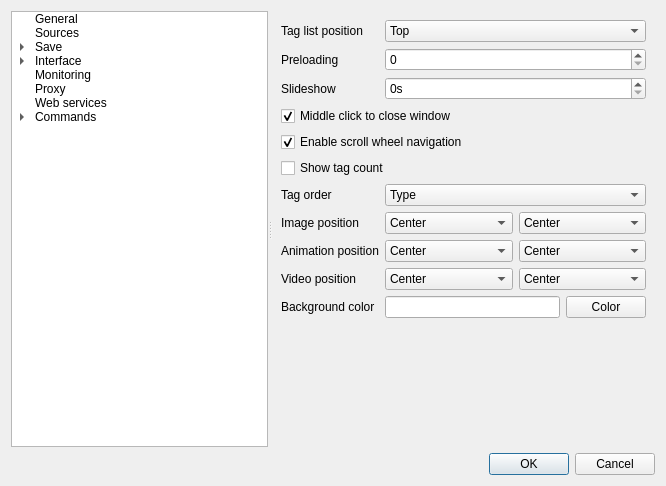
Qt form gui/src/settings/optionswindow.ui (Bionus/imgbrd-grabber) before a commit.
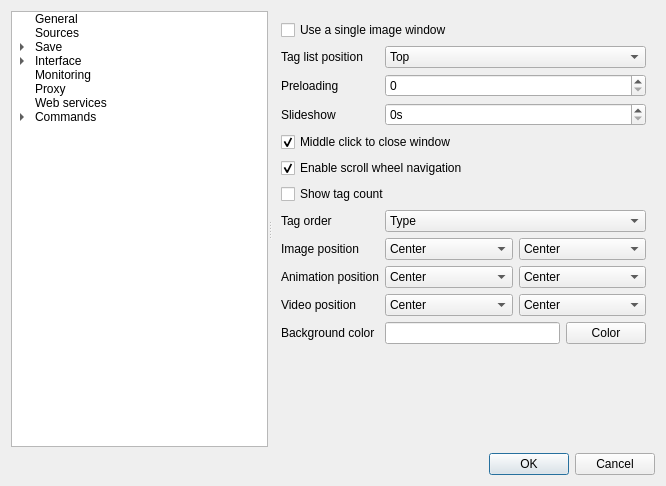
The same form after that commit. The open tabs and pages were chosen to show the change. Icons and pictures are not drawn.

Commit message: Add setting to re-use the image window (fix #798)

```diff
--- a/gui/src/settings/optionswindow.ui
+++ b/gui/src/settings/optionswindow.ui
@@ -1876,14 +1876,14 @@
       </widget>
       <widget class="QWidget" name="pageImageWindow">
        <layout class="QFormLayout" name="formLayout_22">
-        <item row="0" column="0">
+        <item row="1" column="0">
          <widget class="QLabel" name="labelTagsPosition">
           <property name="text">
            <string>Tag list position</string>
           </property>
          </widget>
         </item>
-        <item row="0" column="1">
+        <item row="1" column="1">
          <widget class="QComboBox" name="comboTagsPosition">
           <item>
            <property name="text">
@@ -1902,24 +1902,24 @@
           </item>
          </widget>
         </item>
-        <item row="1" column="0">
+        <item row="2" column="0">
          <widget class="QLabel" name="labelPreload">
           <property name="text">
            <string>Preloading</string>
           </property>
          </widget>
         </item>
-        <item row="1" column="1">
+        <item row="2" column="1">
          <widget class="QSpinBox" name="spinPreload"/>
         </item>
-        <item row="2" column="0">
+        <item row="3" column="0">
          <widget class="QLabel" name="labelSlideshow">
           <property name="text">
            <string>Slideshow</string>
           </property>
          </widget>
         </item>
-        <item row="2" column="1">
+        <item row="3" column="1">
          <widget class="QSpinBox" name="spinSlideshow">
           <property name="suffix">
            <string>s</string>
@@ -1929,7 +1929,7 @@
           </property>
          </widget>
         </item>
-        <item row="3" column="0" colspan="2">
+        <item row="4" column="0" colspan="2">
          <widget class="QCheckBox" name="checkImageCloseMiddleClick">
           <property name="text">
            <string>Middle click to close window</string>
@@ -1939,7 +1939,7 @@
           </property>
          </widget>
         </item>
-        <item row="4" column="0" colspan="2">
+        <item row="5" column="0" colspan="2">
          <widget class="QCheckBox" name="checkImageNavigateScroll">
           <property name="text">
            <string>Enable scroll wheel navigation</string>
@@ -1949,21 +1949,21 @@
           </property>
          </widget>
         </item>
-        <item row="5" column="0" colspan="2">
+        <item row="6" column="0" colspan="2">
          <widget class="QCheckBox" name="checkZoomShowTagCount">
           <property name="text">
            <string>Show tag count</string>
           </property>
          </widget>
         </item>
-        <item row="6" column="0">
+        <item row="7" column="0">
          <widget class="QLabel" name="labelImageTagOrder">
           <property name="text">
            <string>Tag order</string>
           </property>
          </widget>
         </item>
-        <item row="6" column="1">
+        <item row="7" column="1">
          <widget class="QComboBox" name="comboImageTagOrder">
           <item>
            <property name="text">
@@ -1982,14 +1982,14 @@
           </item>
          </widget>
         </item>
-        <item row="7" column="0">
+        <item row="8" column="0">
          <widget class="QLabel" name="labelImagePositionImage">
           <property name="text">
            <string>Image position</string>
           </property>
          </widget>
         </item>
-        <item row="7" column="1">
+        <item row="8" column="1">
          <layout class="QHBoxLayout" name="layoutImagePositionImage">
           <item>
            <widget class="QComboBox" name="comboImagePositionImageV">
@@ -2037,14 +2037,14 @@
           </item>
          </layout>
         </item>
-        <item row="8" column="0">
+        <item row="9" column="0">
          <widget class="QLabel" name="labelImagePositionAnimation">
           <property name="text">
            <string>Animation position</string>
           </property>
          </widget>
         </item>
-        <item row="8" column="1">
+        <item row="9" column="1">
          <layout class="QHBoxLayout" name="layoutImagePositionAnimation">
           <item>
            <widget class="QComboBox" name="comboImagePositionAnimationV">
@@ -2092,14 +2092,14 @@
           </item>
          </layout>
         </item>
-        <item row="9" column="0">
+        <item row="10" column="0">
          <widget class="QLabel" name="labelImagePositionVideo">
           <property name="text">
            <string>Video position</string>
           </property>
          </widget>
         </item>
-        <item row="9" column="1">
+        <item row="10" column="1">
          <layout class="QHBoxLayout" name="layoutImagePositionVideo">
           <item>
            <widget class="QComboBox" name="comboImagePositionVideoV">
@@ -2147,14 +2147,14 @@
           </item>
          </layout>
         </item>
-        <item row="10" column="0">
+        <item row="11" column="0">
          <widget class="QLabel" name="label_88">
           <property name="text">
            <string>Background color</string>
           </property>
          </widget>
         </item>
-        <item row="10" column="1">
+        <item row="11" column="1">
          <layout class="QHBoxLayout" name="layoutImageBackgroundColor">
           <item>
            <widget class="QLineEdit" name="lineImageBackgroundColor"/>
@@ -2168,6 +2168,13 @@
           </item>
          </layout>
         </item>
+        <item row="0" column="0" colspan="2">
+         <widget class="QCheckBox" name="checkSingleDetailsWindow">
+          <property name="text">
+           <string>Use a single image window</string>
+          </property>
+         </widget>
+        </item>
        </layout>
       </widget>
       <widget class="QWidget" name="pageInterfaceColoring">
```
The commit also changes 5 other files.
